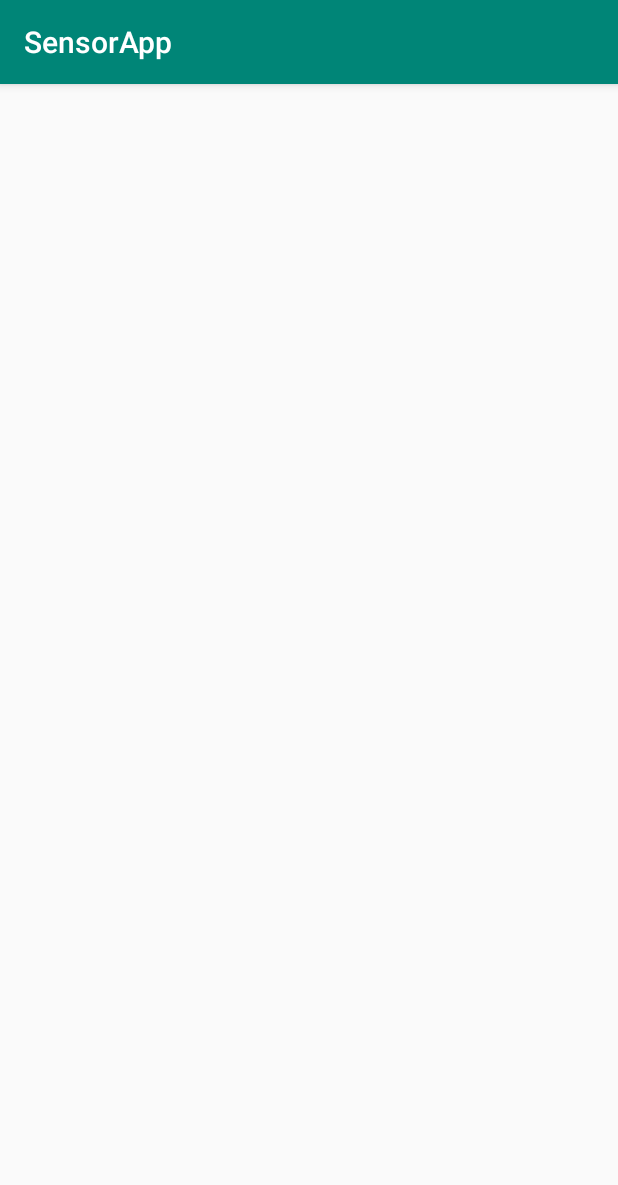
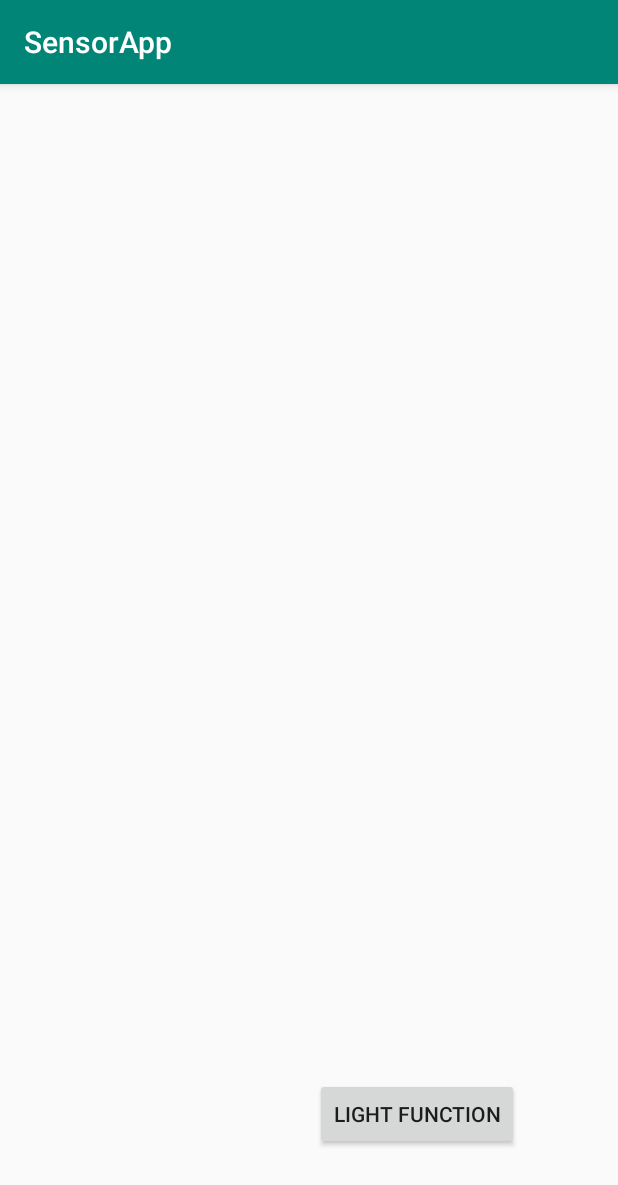
Before and after one commit to KamilCzarniecki/SensorApplication, an Android app: the screen it shows after launch (MainActivity), on a phone screen of 412 x 824 dp. Shown: the top 1185 px of the screen. Run offline under Robolectric (Android 15) with nearby library versions, the phone set to English and light mode, and no system bars.

Commit message:
added empty button

```diff
--- a/app/src/main/java/com/example/sensorapp/MainActivity.java
+++ b/app/src/main/java/com/example/sensorapp/MainActivity.java
@@ -5,6 +5,7 @@ import androidx.appcompat.app.AppCompatActivity;
 import android.hardware.Sensor;
 import android.hardware.SensorManager;
 import android.os.Bundle;
+import android.widget.Button;
 import android.widget.TextView;
 
 import java.util.List;
@@ -14,13 +15,14 @@ public class MainActivity extends AppCompatActivity
     SensorManager sMgr;
     TextView sensorText;
     List<Sensor> mList;
+    Button lightFunctionButton;
     @Override
     protected void onCreate(Bundle savedInstanceState)
     {
         super.onCreate(savedInstanceState);
         setContentView(R.layout.activity_main);
         sensorText=(TextView) findViewById(R.id.sensorText);
-
+        lightFunctionButton= (Button) findViewById(R.id.button);
         initializeAndGetAllSensors();
         printAllSensorsOfDevice();
 
--- a/app/src/main/res/layout/activity_main.xml
+++ b/app/src/main/res/layout/activity_main.xml
@@ -8,8 +8,8 @@
 
     <TextView
         android:id="@+id/sensorText"
-        android:layout_width="match_parent"
-        android:layout_height="match_parent"
+        android:layout_width="wrap_content"
+        android:layout_height="wrap_content"
 
         android:text=""
         app:layout_constraintBottom_toBottomOf="parent"
@@ -17,4 +17,14 @@
         app:layout_constraintStart_toStartOf="parent"
         app:layout_constraintTop_toTopOf="parent" />
 
+    <Button
+        android:id="@+id/button"
+        android:layout_width="wrap_content"
+        android:layout_height="wrap_content"
+        android:layout_marginEnd="66dp"
+        android:layout_marginBottom="57dp"
+        android:text="light function"
+        app:layout_constraintBottom_toBottomOf="parent"
+        app:layout_constraintEnd_toEndOf="parent" />
+
 </androidx.constraintlayout.widget.ConstraintLayout>
```
